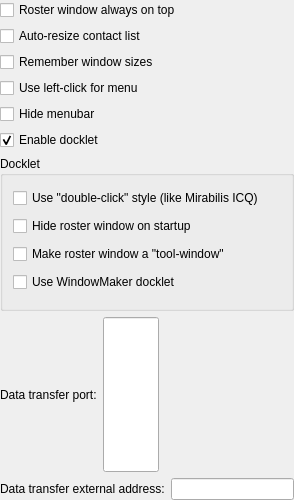
First picture: the form in src/options/opt_application.ui, repository mblsha/psi, before the edit.
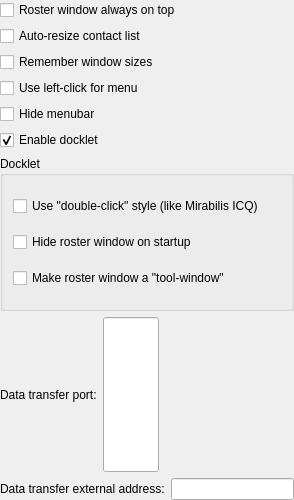
Second picture: the form after the edit.

Commit message: Discontinued the WindowMaker docklet. See README for details.

What changed in the file:
```diff
--- a/src/options/opt_application.ui
+++ b/src/options/opt_application.ui
@@ -103,13 +103,6 @@
         </property>
        </widget>
       </item>
-      <item>
-       <widget class="QCheckBox" name="ck_dockUseWM" >
-        <property name="text" >
-         <string>Use WindowMaker docklet</string>
-        </property>
-       </widget>
-      </item>
      </layout>
     </widget>
    </item>
```
The commit also changes 6 other files.
